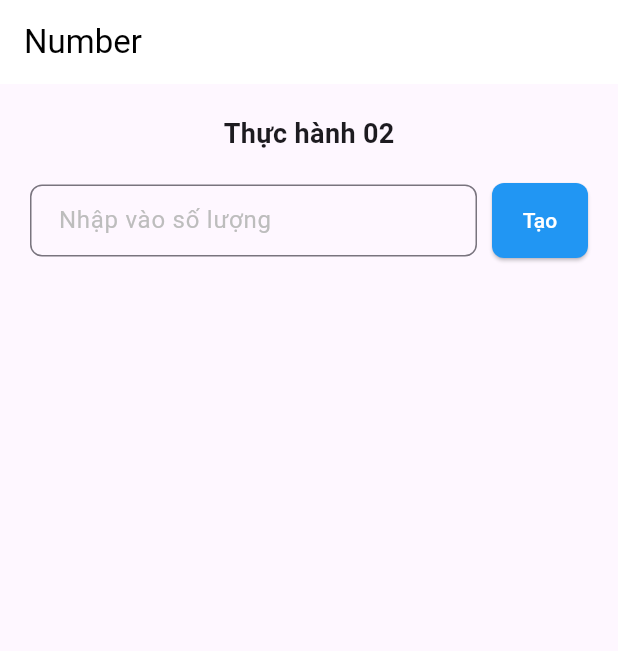
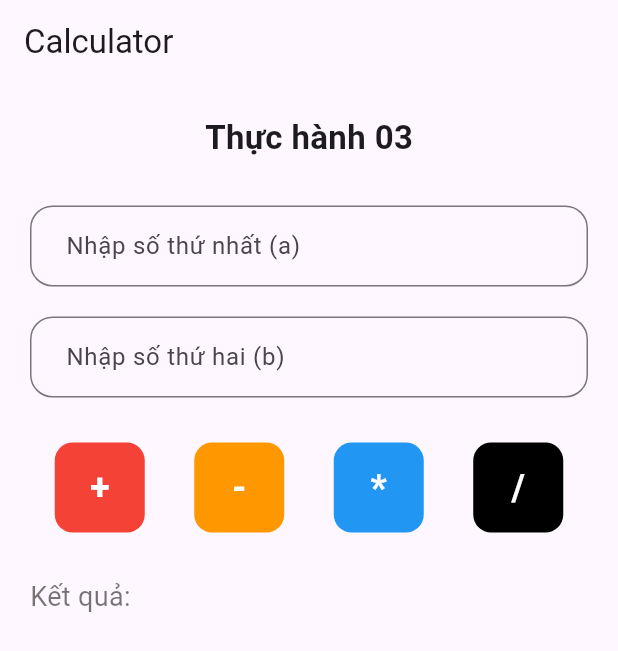
Before and after one commit to letrungdai/laptrinhdidong, a Flutter app: the screen it shows after launch, on a phone screen of 412 x 824 dp. Shown: the top 651 px of the screen. Run offline on Flutter 3.47's test engine with Material 3 defaults, Android fonts, the phone set to English and light mode, and no system bars.

Commit message:
update thuc hanh 3

```diff
--- a/lib/main.dart
+++ b/lib/main.dart
@@ -1,5 +1,6 @@
 import 'package:flutter/material.dart';
 import 'thuchanh2.dart';
+import 'thuchanh3.dart';
 
 void main() {
   runApp(const MyApp());
@@ -12,7 +13,8 @@ class MyApp extends StatelessWidget {
   Widget build(BuildContext context) {
     return MaterialApp(
       debugShowCheckedModeBanner: false,
-      home: const PracticeScreen(),
+      //   home: const PracticeScreen(),
+      home: const Practice3Screen(), // Đây là bài 3
     );
   }
 }
--- /dev/null
+++ b/lib/thuchanh3.dart
@@ -0,0 +1,187 @@
+import 'package:flutter/material.dart';
+
+class Practice3Screen extends StatefulWidget {
+  const Practice3Screen({super.key});
+
+  @override
+  State<Practice3Screen> createState() => _Practice3ScreenState();
+}
+
+class _Practice3ScreenState extends State<Practice3Screen> {
+  // Controller để lấy dữ liệu từ 2 ô nhập
+  final TextEditingController _controller1 = TextEditingController();
+  final TextEditingController _controller2 = TextEditingController();
+
+  // Biến lưu kết quả
+  double? _result;
+  String _errorText = "";
+
+  // Hàm tính toán chung
+  void _calculate(String operator) {
+    // 1. Lấy dữ liệu từ 2 ô
+    String text1 = _controller1.text;
+    String text2 = _controller2.text;
+
+    // 2. Validate (Kiểm tra dữ liệu)
+    if (text1.isEmpty || text2.isEmpty) {
+      setState(() {
+        _errorText = "Vui lòng nhập đủ 2 số";
+        _result = null;
+      });
+      return;
+    }
+
+    // Chuyển sang số thực (double)
+    double num1 = double.tryParse(text1) ?? 0;
+    double num2 = double.tryParse(text2) ?? 0;
+    double tempResult = 0;
+
+    // 3. Thực hiện phép tính
+    setState(() {
+      _errorText = ""; // Xóa lỗi cũ
+      switch (operator) {
+        case '+':
+          tempResult = num1 + num2;
+          break;
+        case '-':
+          tempResult = num1 - num2;
+          break;
+        case '*':
+          tempResult = num1 * num2;
+          break;
+        case '/':
+          if (num2 == 0) {
+            _errorText = "Không thể chia cho 0";
+            _result = null;
+            return;
+          }
+          tempResult = num1 / num2;
+          break;
+      }
+      _result = tempResult;
+    });
+  }
+
+  // Widget vẽ cái nút hình vuông màu sắc cho gọn code
+  Widget _buildButton(String label, Color color, VoidCallback onPressed) {
+    return Container(
+      width: 60,
+      height: 60,
+      decoration: BoxDecoration(
+        color: color,
+        borderRadius: BorderRadius.circular(12),
+      ),
+      child: IconButton(
+        onPressed: onPressed,
+        icon: Text(
+          label,
+          style: const TextStyle(
+            color: Colors.white,
+            fontSize: 24,
+            fontWeight: FontWeight.bold,
+          ),
+        ),
+      ),
+    );
+  }
+
+  @override
+  Widget build(BuildContext context) {
+    return Scaffold(
+      appBar: AppBar(title: const Text("Calculator"), elevation: 0),
+      body: Padding(
+        padding: const EdgeInsets.all(20.0),
+        child: Column(
+          crossAxisAlignment: CrossAxisAlignment.start, // Căn lề trái
+          children: [
+            // Ảnh logo (nếu có) hoặc tiêu đề
+            const Center(
+              child: Text(
+                "Thực hành 03",
+                style: TextStyle(fontSize: 22, fontWeight: FontWeight.bold),
+              ),
+            ),
+            const SizedBox(height: 30),
+
+            // Ô nhập số 1
+            TextField(
+              controller: _controller1,
+              keyboardType: TextInputType.number,
+              decoration: InputDecoration(
+                hintText: "Nhập số thứ nhất (a)",
+                border: OutlineInputBorder(
+                  borderRadius: BorderRadius.circular(15),
+                ),
+                contentPadding: const EdgeInsets.symmetric(
+                  horizontal: 20,
+                  vertical: 15,
+                ),
+              ),
+            ),
+
+            const SizedBox(height: 20),
+
+            // Ô nhập số 2
+            TextField(
+              controller: _controller2,
+              keyboardType: TextInputType.number,
+              decoration: InputDecoration(
+                hintText: "Nhập số thứ hai (b)",
+                border: OutlineInputBorder(
+                  borderRadius: BorderRadius.circular(15),
+                ),
+                contentPadding: const EdgeInsets.symmetric(
+                  horizontal: 20,
+                  vertical: 15,
+                ),
+              ),
+            ),
+
+            const SizedBox(height: 30),
+
+            // Hàng chứa 4 nút phép tính
+            Row(
+              mainAxisAlignment:
+                  MainAxisAlignment.spaceAround, // Căn đều các nút
+              children: [
+                _buildButton("+", Colors.red, () => _calculate('+')),
+                _buildButton(
+                  "-",
+                  Colors.orange,
+                  () => _calculate('-'),
+                ), // Vàng cam cho dễ nhìn
+                _buildButton("*", Colors.blue, () => _calculate('*')),
+                _buildButton("/", Colors.black, () => _calculate('/')),
+              ],
+            ),
+
+            const SizedBox(height: 30),
+
+            // Khu vực hiển thị kết quả
+            const Text(
+              "Kết quả:",
+              style: TextStyle(fontSize: 18, color: Colors.black54),
+            ),
+
+            const SizedBox(height: 10),
+
+            if (_errorText.isNotEmpty)
+              Text(
+                _errorText,
+                style: const TextStyle(color: Colors.red, fontSize: 18),
+              )
+            else if (_result != null)
+              Text(
+                "${_result!.toStringAsFixed(2)}", // Làm tròn 2 số thập phân nếu cần
+                style: const TextStyle(
+                  fontSize: 30,
+                  fontWeight: FontWeight.bold,
+                  color: Colors.black,
+                ),
+              ),
+          ],
+        ),
+      ),
+    );
+  }
+}
```
